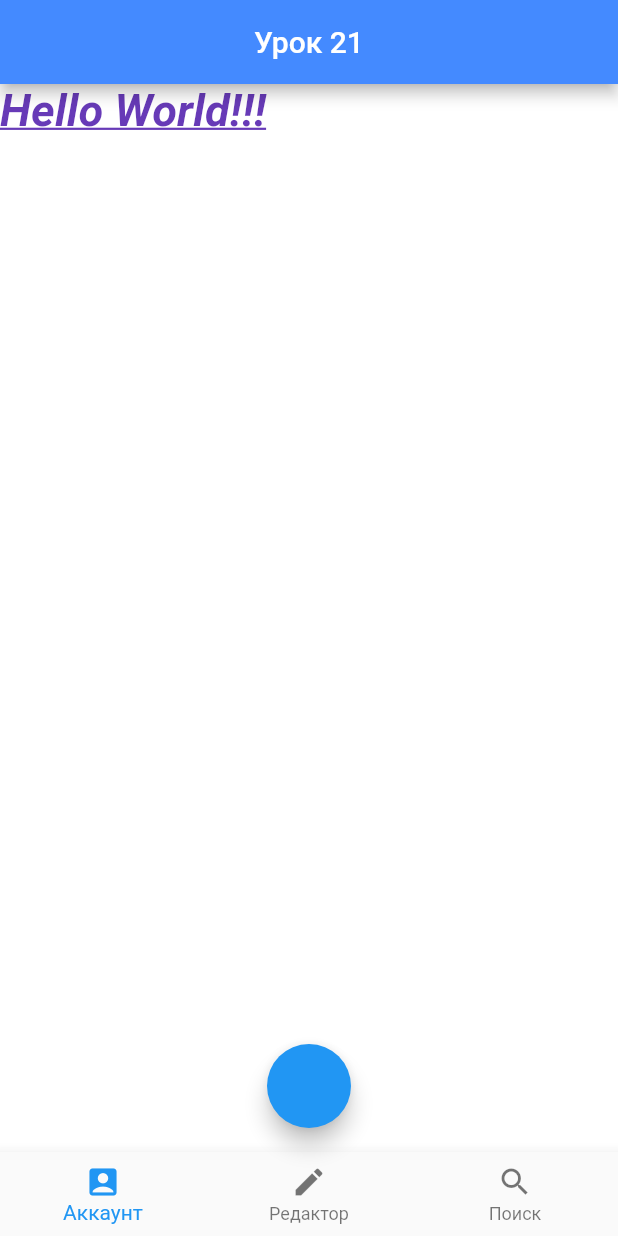
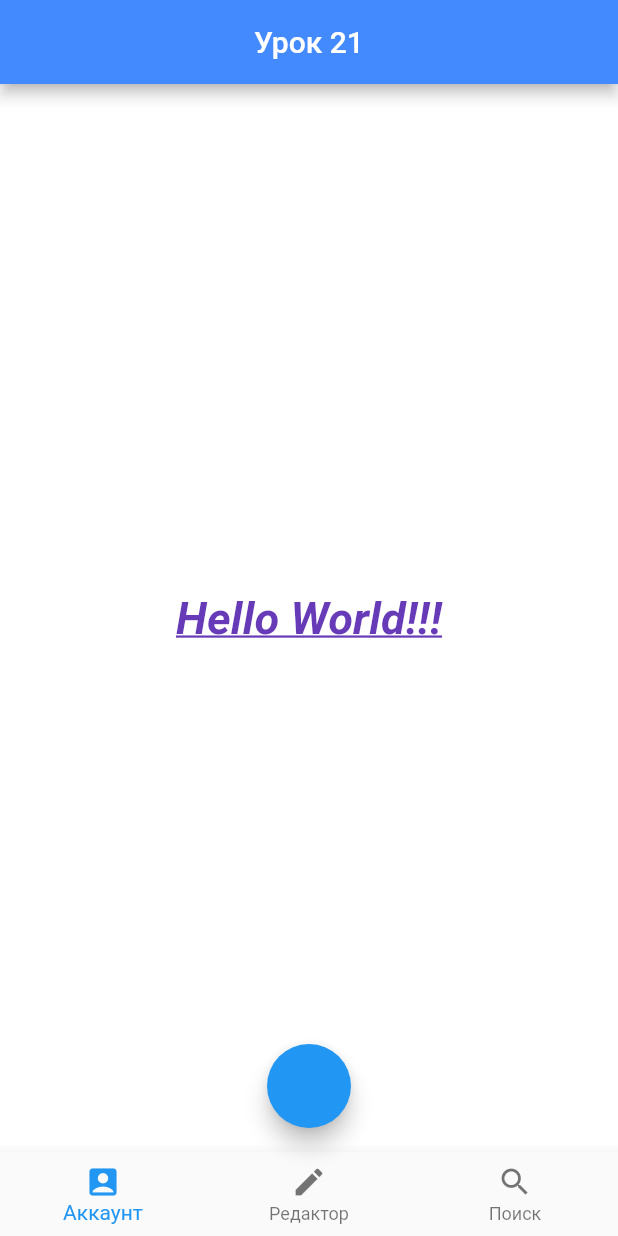
Before and after one commit to kirillnepomiluev/FlutterLessonsStemford, a Flutter app: the screen it shows after launch, on a phone screen of 412 x 824 dp. Run offline on Flutter 3.47's test engine with Material 2 defaults, Android fonts, the phone set to English and light mode, and no system bars.

Commit message:
испрпавление в комментах

```diff
--- a/lib/main.dart
+++ b/lib/main.dart
@@ -28,7 +28,8 @@ class Lessons extends StatelessWidget {
             BottomNavigationBarItem(icon: Icon(Icons.search), label: "Поиск"),
           ],
         ),
-        body: Text(
+        body: const Center(
+          child: Text(
             "Hello World!!!",
             // Есть много способов декорировать текста. Универсальный виджет,
             // отвечающий за стилизацию текстаявляется виджет TextStyle(),
@@ -57,58 +58,73 @@ class Lessons extends StatelessWidget {
               // Принимает в себя цветовые виджеты.
             ),
           ),
+        ),
 
-        // body: RichText( /// В предыдущем примере мы научились декорировать текст.
-        // Однако, стиль текста распространялся на весь текст. Что
-        //   /// если нам нужно стилизовать отдельный участок текста?
-        //   Для этого существует виджет RichText().
-        //   Он позволяет нам разбить текст на участки, и
-        //   /// задавать стиль для каждого из них индивидуально.
+        // body: Center(
+        //   child: RichText(
+        //     // В предыдущем примере мы научились декорировать текст.
+        //     // Однако, стиль текста распространялся на весь текст. Что
+        //     // если нам нужно стилизовать отдельный участок текста?
+        //     // Для этого существует виджет RichText().
+        //     // Он позволяет нам разбить текст на участки, и
+        //     /// задавать стиль для каждого из них индивидуально.
         //
-        //   text: TextSpan(// Свойство, в которое помещается виджет TextSpan(),
-        //   содержащий фрагмент текста и его стиль.
+        //     text: const TextSpan(
+        //       // Свойство, в которое помещается виджет TextSpan(),
+        //       // содержащий фрагмент текста и его стиль.
         //
-        //     style: TextStyle( // Сюда мы поместим стиль текста по умолчанию.
-        //       fontSize: 30,
-        //       fontWeight: FontWeight.bold,
-        //       fontStyle: FontStyle.italic,
-        //       decoration: TextDecoration.underline,
-        //       color: Colors.deepPurple,
+        //       style: TextStyle(
+        //         // Сюда мы поместим стиль текста по умолчанию.
+        //         fontSize: 30,
+        //         fontWeight: FontWeight.bold,
+        //         fontStyle: FontStyle.italic,
+        //         decoration: TextDecoration.underline,
+        //         color: Colors.deepPurple,
+        //       ),
+        //       children: [
+        //         /// Свойство children содержит в себе дочерние виджеты.
+        //         //  При этом дочерние виджеты помещаются в квадратные скобки.
+        //         /// Теперь внутрь свойства children мы передадим еще несколько
+        //         //   виджетов TextSpan(), в которых будут содержаться отдельные
+        //         /// фрагменты текста, и стили для них. Если же мы не зададим
+        //         //   для них уникальный стил, то они примут параметры, указанные
+        //         /// выше.
+        //
+        //         TextSpan(
+        //           // Первый TextSpan будет содержать слово Hello .
+        //
+        //           text: "Hello ",
+        //           // Здесь в свойство text мы уже передаем
+        //           //  непосредственно текст, над которым будут произвоодиться изменения.
+        //
+        //           style: TextStyle(
+        //               fontWeight: FontWeight.normal,
+        //               color: Colors.black,
+        //               decoration: TextDecoration
+        //                   .none), // Сделаем текст нормальной толщины,
+        //           //    изменим цвет на черный и уберем нижнее подчеркивание.
+        //         ),
+        //
+        //         TextSpan(
+        //           text: "World",
+        //           style: TextStyle(color: Colors.blueGrey), // Изменим цвет текста
+        //           //     на синий.
+        //         ),
+        //
+        //         TextSpan(
+        //           text: "!!!",
+        //           style: TextStyle(
+        //               color: Colors.blue,
+        //               fontStyle: FontStyle.normal,
+        //               fontSize: 35,
+        //               decoration: TextDecoration.none),
+        //
+        //           /// Изменим цвет
+        //           //    на синий, уиерем курсив и подчеркивание, а также увеличиваем
+        //           ///размер шрифта
+        //         ),
+        //       ],
         //     ),
-        //     children: [ /// Свойство children содержит в себе дочерние виджеты.
-        //     При этом дочерние виджеты помещаются в квадратные скобки.
-        //       /// Теперь внутрь свойства children мы передадим еще несколько
-        //       вилдетов TextSpan(), в которых будут содержаться отдельные
-        //       /// фрагменты текста, и стили для них. Если же мы не зададим
-        //       для них уникальный стил, то они примут параметры, указанные
-        //       /// выше.
-        //
-        //       TextSpan( // Первый TextSpan будет содержать слово Hello .
-        //
-        //         text: "Hello ", // Здесь в свойство text мы уже передаем
-        //         непосредственно текст, над которым будут произвоодиться изменения.
-        //
-        //         style: TextStyle(fontWeight: FontWeight.normal, color: Colors.black,
-        //         decoration: TextDecoration.none), // Сделаем текст нормальной толщины,
-        //         изменим цвет на черный и уберем нижнее подчеркивание.
-        //
-        //       ),
-        //
-        //       TextSpan(
-        //         text: "World",
-        //         style: TextStyle(color: Colors.blueGrey), // Изменим цвет текста
-        //         на синий.
-        //
-        //       ),
-        //
-        //       TextSpan(
-        //         text: "!!!",
-        //         style: TextStyle(color: Colors.blue, fontStyle: FontStyle.normal,
-        //         fontSize: 35, decoration: TextDecoration.none), /// Изменим цвет
-        //         на синий, уиерем курсив и подчеркивание, а также увеличиваем
-        //         ///размер шрифта
-        //       ),
-        //     ],
         //   ),
         // ),
       ),
```
Lines whose indentation alone changed are shown as unchanged.
